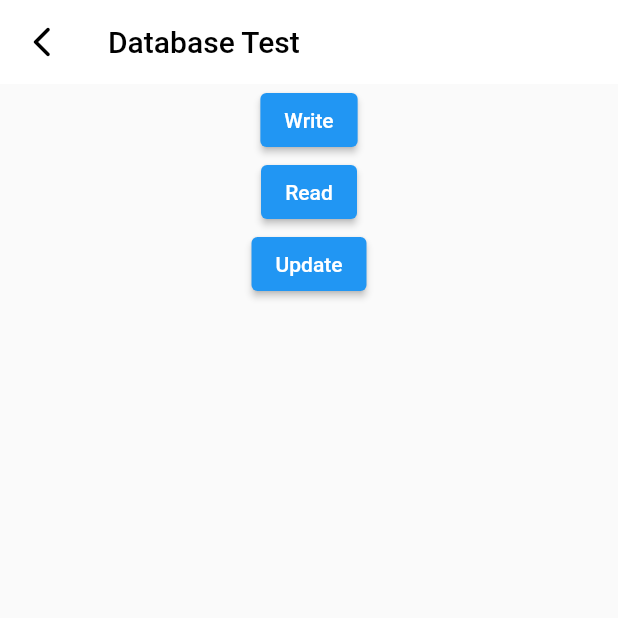
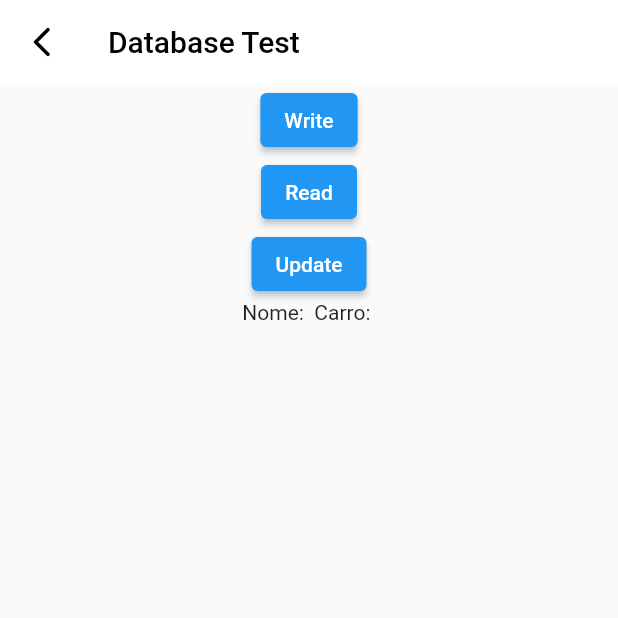
Before and after one commit to DiegoGuerra00/Comodiwash, a Flutter app: the RealtimeTest screen opened directly, after a tap on "Write", on a phone screen of 412 x 824 dp, the top half of it. Run offline on Flutter 3.47's test engine with Material 2 defaults, Android fonts, the phone set to English and light mode, and no system bars; our stand-ins replace cloud_firestore, curved_navigation_bar, firebase_auth, firebase_core, firebase_database, flutter_rating_bar and 6 more; missing offline and left inert: quick_actions; accounts and stored records are empty.

Commit message:
More tests on realtime database

```diff
--- a/lib/pages/test_pages/realtime_test.dart
+++ b/lib/pages/test_pages/realtime_test.dart
@@ -1,3 +1,5 @@
+import 'dart:math';
+
 import 'package:comodiwash/databases/db_realtime.dart';
 import 'package:comodiwash/models/generic_app_bar.dart';
 import 'package:firebase_database/firebase_database.dart';
@@ -11,24 +13,81 @@ class RealtimeTest extends StatefulWidget {
 }
 
 class _RealtimeTestState extends State<RealtimeTest> {
-  // late FirebaseDatabase db = DBRealtime.get();
-  DatabaseReference ref = FirebaseDatabase.instance.ref("users/");
+  final database = FirebaseDatabase.instance.ref();
+  String _car = '';
+  String _name = '';
+
+  String randomUID() {
+    List<String> numbers = [
+      '12434',
+      '6136',
+      '13567156',
+      '4251',
+      '1249576',
+      '1346756'
+    ];
+
+    return numbers[Random().nextInt(numbers.length)];
+  }
+
+  String randomCar() {
+    List<String> cars = ['civic', 'gol', 'city', 'march', 'miata'];
+
+    return cars[Random().nextInt(cars.length)];
+  }
+
+  String randomName() {
+    List<String> names = [
+      'arthur',
+      'pedro',
+      'joana',
+      'ana',
+      'luan',
+      'fernanda'
+    ];
+
+    return names[Random().nextInt(names.length)];
+  }
 
   void testWrite() async {
-    await ref.set({'uid': 123, 'servico': 'polimento'});
+    final userRef = database.child('users');
+    // final user = <String, dynamic>{'uid': 456, 'name': 'teste2'};
+
+    await userRef
+        .child(randomUID())
+        .set({'car': randomCar(), 'name': randomName()});
+    // await userRef.set({'uid': 456, 'nome': 'teste2'}).then((value) => print('Write sucess'));
   }
 
-  void testRead() async {
-    ref.onValue.listen((DatabaseEvent event) {
-      final data = event.snapshot.value;
-      print(data);
+  void testRead() {
+    final userRef = database.child('users');
+    userRef
+        .child('4251')
+        .child('car')
+        .onValue
+        .listen((DatabaseEvent event) {
+      setState(() {
+        _car = event.snapshot.value as String;
+      });
+      print(event.snapshot.value);
+    });
+
+    userRef
+        .child('4251')
+        .child('name')
+        .onValue
+        .listen((DatabaseEvent event) {
+      setState(() {
+        _name = event.snapshot.value as String;
+      });
+      print(event.snapshot.value);
     });
   }
 
   void testUpdate() {
-    ref.update({
-      '123/uid': 1234
-    });
+    final userRef = database.child('users');
+
+    userRef.child('4251').update({'car': 'impala'});
   }
 
   @override
@@ -40,7 +99,11 @@ class _RealtimeTestState extends State<RealtimeTest> {
           children: [
             ElevatedButton(onPressed: () => testWrite(), child: Text('Write')),
             ElevatedButton(onPressed: () => testRead(), child: Text('Read')),
-            ElevatedButton(onPressed: () => testUpdate(), child: Text('Update')),
+            ElevatedButton(
+                onPressed: () => testUpdate(), child: Text('Update')),
+            Center(
+              child: Text('Nome: $_name Carro: $_car'),
+            )
           ],
         ),
       ),
```
Also changed, not shown: 1 other file.
